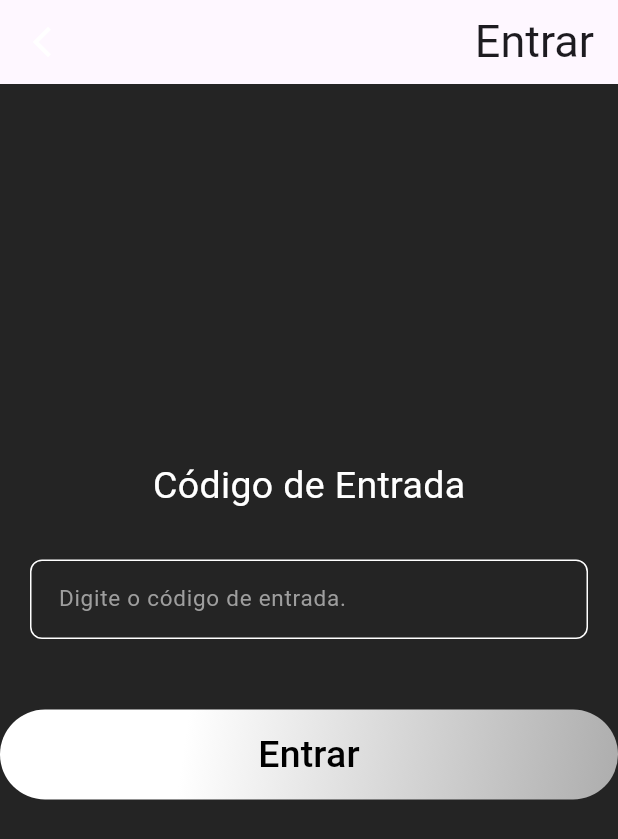
After one commit to PI-VN-Treinamentos/Vn-projeto-final, a Flutter app: the AlunoCodigo screen opened directly, after a tap on "Entrar", on a phone screen of 412 x 824 dp. The commit adds this screen. Shown: the top 839 px of the screen. Run offline on Flutter 3.47's test engine with Material 3 defaults, Android fonts, the phone set to English and light mode, and no system bars; our stand-ins replace cloud_firestore, firebase_auth, firebase_core, random_string; missing offline and left inert: qr_code_scanner; accounts and stored records are empty; generated files the repository leaves out were written again; Roboto replaces fonts that are missing (Lexend).

Commit message:
integração com a página de codigo

```diff
--- a/lib/main.dart
+++ b/lib/main.dart
@@ -1,7 +1,9 @@
 import 'package:firebase_auth/firebase_auth.dart';
 import 'package:flutter/material.dart';
+import 'package:pi/pages/AlunoCodigo.dart';
 import 'package:pi/pages/Codigo.dart';
 import 'package:pi/pages/CriarVotacao.dart';
+import 'package:pi/pages/Escolha.dart';
 import 'package:pi/pages/Login.dart';
 import 'package:pi/Usuario.dart';
 import 'package:pi/Aluno.dart';
--- /dev/null
+++ b/lib/pages/AlunoCodigo.dart
@@ -0,0 +1,250 @@
+import 'package:flutter/material.dart';
+import 'package:cloud_firestore/cloud_firestore.dart';
+import 'package:pi/pages/Escolha.dart';
+import 'package:pi/pages/Link.dart';
+import 'package:pi/Aluno.dart';
+import 'package:pi/Grupos.dart';
+
+class AlunoCodigo extends StatelessWidget {
+  final TextEditingController _codigoController = TextEditingController();
+  String _mensagemErro = "";
+
+  Future<String> _recuperarCodigoVotacaoDoBancoDeDados() async {
+    try {
+      QuerySnapshot querySnapshot = await FirebaseFirestore.instance
+          .collection('codigos_votacao')
+          .orderBy('timestamp', descending: true)
+          .limit(1)
+          .get();
+
+      if (querySnapshot.docs.isNotEmpty) {
+        return querySnapshot.docs.first['codigoVotacao'];
+      }
+
+      throw Exception("Código de votação não encontrado no banco de dados");
+    } catch (e) {
+      throw Exception("Erro ao recuperar código do banco de dados: $e");
+    }
+  }
+
+  Future<List<Grupo>> _recuperarGruposDoFirestore(String codigoVotacao) async {
+  try {
+    QuerySnapshot gruposSnapshot = await FirebaseFirestore.instance
+        .collection('votacoes')
+        .where('codigoVotacao', isEqualTo: codigoVotacao)
+        .get();
+
+    if (gruposSnapshot.docs.isNotEmpty) {
+      // Acesse o primeiro documento da consulta
+      var primeiroDocumento = gruposSnapshot.docs.first;
+
+      // Recupere a coleção 'grupos' dentro do documento
+      var gruposCollection = primeiroDocumento.reference.collection('grupos');
+
+      // Recupere os documentos da coleção 'grupos'
+      QuerySnapshot gruposDocs = await gruposCollection.get();
+
+      // Mapeie os documentos para a lista de Grupos
+      return gruposDocs.docs
+          .map((grupoDoc) => Grupo.fromMap(grupoDoc.data() as Map<String, dynamic>))
+          .toList();
+    } else {
+      throw Exception("Nenhum grupo encontrado para o código de votação: $codigoVotacao");
+    }
+  } catch (e) {
+    print("Erro ao recuperar grupos do Firestore: $e");
+    throw Exception("Erro ao recuperar grupos do Firestore");
+  }
+}
+
+
+
+ void _verificarCodigo(BuildContext context) async {
+  _mensagemErro = "";
+
+  try {
+    String codigoVotacaoBanco = await _recuperarCodigoVotacaoDoBancoDeDados();
+    String codigoInserido = _codigoController.text;
+
+    if (codigoInserido.trim() == codigoVotacaoBanco.trim()) {
+      // Recupere as outras informações necessárias da votação do Firestore
+      DocumentSnapshot votacaoSnapshot = await FirebaseFirestore.instance
+          .collection('votacoes')
+          .where('codigoVotacao', isEqualTo: codigoVotacaoBanco)
+          .get()
+          .then((value) => value.docs.first);
+
+      String nomeSessao = votacaoSnapshot['nomeSessao'];
+      String nomeInstituicao = votacaoSnapshot['nomeInstituicao'];
+
+      // Recupere a lista de grupos do Firestore
+      List<Grupo> grupos = await _recuperarGruposDoFirestore(codigoVotacaoBanco);
+      print("Grupos recuperados: $grupos");
+
+      // Navegue para a tela Escolha passando as informações necessárias
+      Navigator.pushReplacement(
+        context,
+        MaterialPageRoute(
+          builder: (context) => Escolha(
+            nomeSessao: nomeSessao,
+            nomeInstituicao: nomeInstituicao,
+            grupos: grupos,
+          ),
+        ),
+      );
+    } else {
+      _mensagemErro = "Código inválido";
+      print("Código inválido");
+    }
+  } catch (e) {
+    print("Erro ao recuperar código do banco de dados: $e");
+    _mensagemErro = "Erro ao verificar o código";
+  }
+}
+
+
+
+
+
+
+
+
+
+  @override
+  Widget build(BuildContext context) {
+    return Scaffold(
+      appBar: AppBar(
+        title: const Row(
+          mainAxisAlignment: MainAxisAlignment.end,
+          children: [
+            Text(
+              "Entrar",
+              style: TextStyle(
+                fontFamily: 'Lexend',
+                fontSize: 30,
+              ),
+            )
+          ],
+        ),
+        leading: IconButton(
+          icon: const Icon(Icons.arrow_back_ios_new),
+          color: Colors.white,
+          onPressed: () => Navigator.pop(context, false),
+        ),
+      ),
+      body: Container(
+        color: const Color.fromARGB(255, 36, 36, 36),
+        child: SingleChildScrollView(
+          physics: ClampingScrollPhysics(),
+          child: ConstrainedBox(
+            constraints: BoxConstraints(
+              minHeight: MediaQuery.of(context).size.height -
+                  AppBar().preferredSize.height,
+            ),
+            child: Column(
+              children: [
+                const Padding(
+                  padding: EdgeInsets.only(
+                      top: 250, left: 60, right: 60, bottom: 30),
+                  child: Align(
+                    alignment: Alignment.center,
+                    child: Column(
+                      children: [
+                        Text(
+                          "Código de Entrada",
+                          style: TextStyle(
+                            fontFamily: 'Lexend',
+                            fontSize: 25,
+                            color: Colors.white,
+                          ),
+                        ),
+                      ],
+                    ),
+                  ),
+                ),
+                Padding(
+                  padding: const EdgeInsets.only(
+                    top: 1,
+                    left: 20,
+                    right: 20,
+                    bottom: 1,
+                  ),
+                  child: Container(
+                    width: 570,
+                    child: TextField(
+                      controller: _codigoController,
+                      decoration: const InputDecoration(
+                        hintText: 'Digite o código de entrada.',
+                        hintStyle: TextStyle(
+                          color: Colors.grey,
+                        ),
+                        enabledBorder: OutlineInputBorder(
+                          borderSide: BorderSide(color: Colors.white),
+                          borderRadius: BorderRadius.all(Radius.circular(8.0)),
+                        ),
+                        focusedBorder: OutlineInputBorder(
+                          borderSide: BorderSide(color: Colors.white),
+                          borderRadius: BorderRadius.all(Radius.circular(8.0)),
+                        ),
+                        contentPadding: EdgeInsets.symmetric(
+                            vertical: 15.0, horizontal: 15.0),
+                      ),
+                      style: const TextStyle(
+                        color: Colors.white,
+                        fontFamily: 'Lexend',
+                        fontSize: 15,
+                      ),
+                      cursorColor: Colors.white,
+                      showCursor: true,
+                    ),
+                  ),
+                ),
+                SizedBox(height: 30,),
+                 Container(
+                  width: 600,
+                  height: 60,
+                  margin: const EdgeInsets.only(top: 16),
+                  decoration: const BoxDecoration(
+                    gradient: LinearGradient(
+                      begin: Alignment.topLeft,
+                      end: Alignment.bottomRight,
+                      stops: [0.3, 1],
+                      colors: [
+                        Color.fromARGB(255, 255, 255, 255),
+                        Color.fromARGB(255, 173, 173, 173),
+                      ],
+                    ),
+                    borderRadius: BorderRadius.all(Radius.circular(59)),
+                  ),
+                  child: TextButton(
+                    onPressed: () => _verificarCodigo(context),
+                    child: Column(
+                      mainAxisAlignment: MainAxisAlignment.center,
+                      children: [
+                        const Text(
+                          "Entrar",
+                          style: TextStyle(
+                            color: Color.fromARGB(255, 0, 0, 0),
+                            fontSize: 25,
+                            fontFamily: 'Lexend',
+                          ),
+                        ),
+                        if (_mensagemErro.isNotEmpty)
+                          Text(
+                            _mensagemErro,
+                            style: const TextStyle(color: Colors.red),
+                          ),
+                      ],
+                    ),
+                  ),
+                ),
+
+              ],
+            ),
+          ),
+
+        ),
+      ),
+    );
+  }
+}
--- /dev/null
+++ b/lib/pages/VotacaoInfo.dart
@@ -0,0 +1,5 @@
+class VotacaoInfo {
+  static String codigoVotacao = "";
+  static String nomeInstituicao = "";
+  static String nomeSessao = "";
+}
```
Also changed, not shown: lib/Aluno.dart (+10 -0 lines), lib/DBFirestore.dart (+11 -0 lines), lib/Grupos.dart (+26 -10 lines), lib/pages/CriarVotacao.dart (+12 -6 lines), lib/pages/Escolha.dart (added, +108 -0 lines), lib/pages/GeradorCodigoVotacao.dart (added, +16 -0 lines), lib/pages/login.dart (+18 -7 lines), lib/pages/principal.dart (+18 -7 lines).
